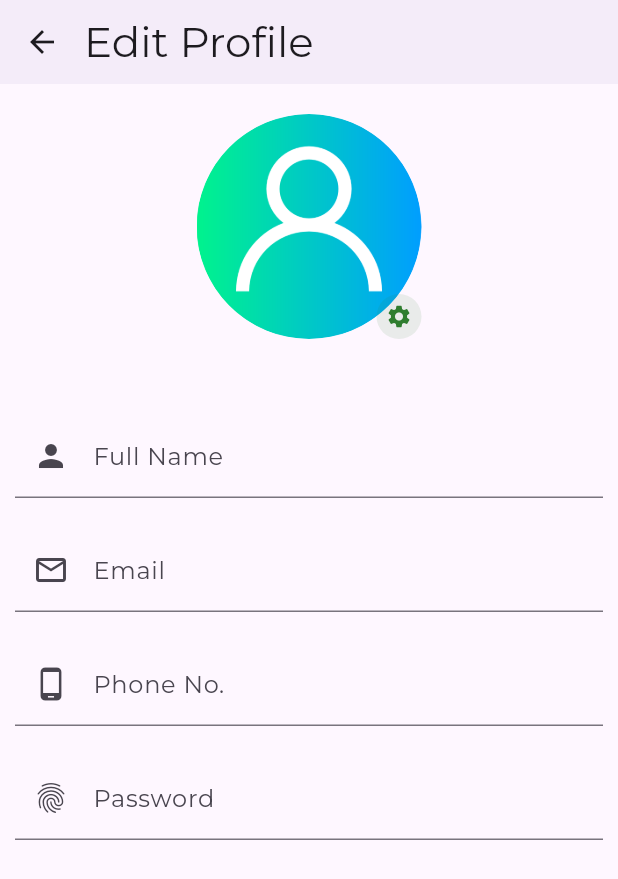
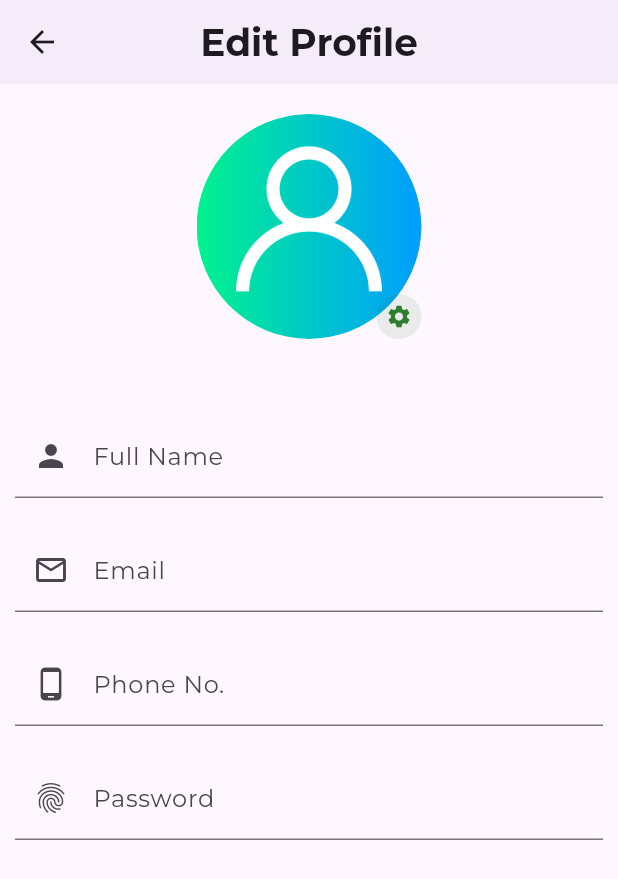
Before and after one commit to lacvu2003/doantotnghiep_flutter, a Flutter app: the Profile screen opened directly, after a tap on "Edit Profile", on a phone screen of 412 x 824 dp. Shown: the top 879 px of the screen. Run offline on Flutter 3.47's test engine with Material 2 defaults, Android fonts, the phone set to English and light mode, and no system bars; our stand-ins replace firebase_core, fluttertoast, hive, hive_flutter, shared_preferences, syncfusion_flutter_charts; accounts and stored records are empty; network calls fail.

Commit message:
update all finish

```diff
--- a/lib/Screens/add.dart
+++ b/lib/Screens/add.dart
@@ -1,4 +1,5 @@
 import 'package:doantotnghiep/data/model/add_date.dart';
+import 'package:doantotnghiep/values/app_colors.dart';
 import 'package:flutter/material.dart';
 import 'package:hive/hive.dart';
 
@@ -105,7 +106,7 @@ class _Add_ScreenState extends State<Add_Screen> {
       child: Container(
         alignment: Alignment.center,
         decoration: BoxDecoration(
-            borderRadius: BorderRadius.circular(15), color: Color(0xff368983)),
+            borderRadius: BorderRadius.circular(15), color: AppColor.mainColor),
         width: 120,
         height: 50,
         child: Text(
@@ -322,7 +323,7 @@ class _Add_ScreenState extends State<Add_Screen> {
           width: double.infinity,
           height: 240,
           decoration: BoxDecoration(
-              color: Color(0xff368983),
+              color: AppColor.mainColor,
               borderRadius: BorderRadius.only(
                   bottomLeft: Radius.circular(20),
                   bottomRight: Radius.circular(20))),
--- a/lib/Screens/profile.dart
+++ b/lib/Screens/profile.dart
@@ -7,7 +7,6 @@ import 'package:doantotnghiep/values/text_strings.dart';
 import 'package:doantotnghiep/widgets/bottomnavigationbar.dart';
 import 'package:flutter/material.dart';
 import 'package:shared_preferences/shared_preferences.dart';
-
 
 class Profile extends StatefulWidget {
   const Profile({super.key});
@@ -47,10 +46,22 @@ class _ProfileState extends State<Profile> {
         titleSpacing: 0,
         elevation: 2,
         primary: false,
-        leading: IconButton(onPressed: () { Navigator.push(context,MaterialPageRoute(builder: (context) => const Bottom()),);}, icon: const Icon(Icons.arrow_back),),
-        title: Text(tProfile, style: Theme.of(context).textTheme.headlineMedium),
+        leading: IconButton(
+          onPressed: () {
+            Navigator.push(
+              context,
+              MaterialPageRoute(builder: (context) => const Bottom()),
+            );
+          },
+          icon: const Icon(Icons.arrow_back),
+        ),
+        title: Text(tProfile,
+            style: TextStyle(fontWeight: FontWeight.w600, fontSize: 25)),
+        centerTitle: true,
         actions: [
-          IconButton(onPressed: (){}, icon: Icon(isDark? Icons.sunny : Icons.nights_stay_outlined)),
+          IconButton(
+              onPressed: () {},
+              icon: Icon(isDark ? Icons.sunny : Icons.nights_stay_outlined)),
         ],
       ),
       body: SingleChildScrollView(
@@ -68,25 +79,35 @@ class _ProfileState extends State<Profile> {
                     width: 150,
                     height: 150,
                     child: ClipRRect(
-                      borderRadius: BorderRadius.circular(100),child: const Image(image: AssetImage(tProfileImage1))),
+                        borderRadius: BorderRadius.circular(100),
+                        child: const Image(image: AssetImage(tProfileImage1))),
                   ),
                   Positioned(
                     bottom: 0,
                     right: 0,
-
                     child: Container(
-                      width: 30, height: 30,
+                      width: 30,
+                      height: 30,
                       decoration: BoxDecoration(
                         borderRadius: BorderRadius.circular(100),
                         color: AppColor.mainColor.withOpacity(0.1),
                       ),
-                    child: Icon(Icons.edit,size: 18, color: AppColor.mainColor,),
+                      child: Icon(
+                        Icons.edit,
+                        size: 18,
+                        color: AppColor.mainColor,
+                      ),
                     ),
                   ),
                 ],
               ),
               const SizedBox(height: 10),
-              const Text(tProfileHeading, style: TextStyle(decoration: TextDecoration.underline,),),
+              const Text(
+                tProfileHeading,
+                style: TextStyle(
+                  decoration: TextDecoration.underline,
+                ),
+              ),
               user == ''
                   ? Text('')
                   : Text(
@@ -97,64 +118,102 @@ class _ProfileState extends State<Profile> {
                           fontSize: 20),
                     ),
               const SizedBox(height: 10),
-              SizedBox(width: 200, child: ElevatedButton(onPressed:() {
-                Navigator.push(context, MaterialPageRoute(builder: (context) => const UpdateProfile(),))
-              ;}, child: const Text(tEditProfile, style: TextStyle(color: Colors.white, fontWeight: FontWeight.bold),),
+              SizedBox(
+                  width: 200,
+                  child: ElevatedButton(
+                    onPressed: () {
+                      Navigator.push(
+                          context,
+                          MaterialPageRoute(
+                            builder: (context) => const UpdateProfile(),
+                          ));
+                    },
+                    child: const Text(
+                      tEditProfile,
+                      style: TextStyle(
+                          color: Colors.white, fontWeight: FontWeight.bold),
+                    ),
                     style: ElevatedButton.styleFrom(
                       backgroundColor: AppColor.mainColor,
                       side: BorderSide.none,
                       shape: StadiumBorder(),
-              ),)),
+                    ),
+                  )),
               const SizedBox(height: 10),
-              const Divider(color: Color(0xFFF6F4F4),thickness: 2,),
+              const Divider(
+                color: Color(0xFFF6F4F4),
+                thickness: 2,
+              ),
               const SizedBox(height: 10),
               PreferencesMenuWidget(
                 title: tMenu1,
                 icon: Icons.settings,
                 textColor: Colors.black,
                 endIcon: true,
-                onPress: () {},),
+                onPress: () {},
+              ),
               PreferencesMenuWidget(
                 title: tMenu2,
                 icon: Icons.receipt,
                 textColor: Colors.black,
                 endIcon: true,
-                onPress: () {},),
+                onPress: () {},
+              ),
               PreferencesMenuWidget(
                 title: tMenu3,
                 icon: Icons.manage_accounts,
                 textColor: Colors.black,
                 endIcon: true,
-                onPress: () {},),
-                const SizedBox(height: 10,),
-                const Divider(color: Color(0xFFF6F4F4),thickness: 2,),
-                const SizedBox(height: 10,),
+                onPress: () {},
+              ),
+              const SizedBox(
+                height: 10,
+              ),
+              const Divider(
+                color: Color(0xFFF6F4F4),
+                thickness: 2,
+              ),
+              const SizedBox(
+                height: 10,
+              ),
               PreferencesMenuWidget(
                 title: tMenu4,
                 icon: Icons.info_outline,
                 textColor: Colors.black,
                 endIcon: true,
                 onPress: () {
-                  Navigator.push(context, MaterialPageRoute(builder: (context) => Introduce(),));
-                },),
+                  Navigator.push(
+                      context,
+                      MaterialPageRoute(
+                        builder: (context) => Introduce(),
+                      ));
+                },
+              ),
               PreferencesMenuWidget(
                 title: 'Logout',
                 icon: Icons.logout_outlined,
                 textColor: Colors.black,
                 endIcon: true,
-                onPress:() {logout();},),
+                onPress: () {
+                  logout();
+                },
+              ),
             ],
           ),
         ),
       ),
-
     );
   }
 }
 
 class PreferencesMenuWidget extends StatelessWidget {
   const PreferencesMenuWidget({
-    super.key, required this.title, required this.icon, required this.onPress, this.endIcon = true, this.textColor,
+    super.key,
+    required this.title,
+    required this.icon,
+    required this.onPress,
+    this.endIcon = true,
+    this.textColor,
   });
   final String title;
   final IconData icon;
@@ -169,21 +228,35 @@ class PreferencesMenuWidget extends StatelessWidget {
     return ListTile(
       onTap: onPress,
       leading: Container(
-        width: 30, height: 30,
+        width: 30,
+        height: 30,
         decoration: BoxDecoration(
           borderRadius: BorderRadius.circular(100),
           color: AppColor.mainColor.withOpacity(0.1),
         ),
-        child: Icon(icon, color: AppColor.mainColor,),
+        child: Icon(
+          icon,
+          color: AppColor.mainColor,
         ),
-      title: Text(title, style: Theme.of(context).textTheme.bodyMedium?.apply(color: textColor),),
-      trailing: endIcon? Container(
-        width: 30, height: 30,
+      ),
+      title: Text(
+        title,
+        style: Theme.of(context).textTheme.bodyMedium?.apply(color: textColor),
+      ),
+      trailing: endIcon
+          ? Container(
+              width: 30,
+              height: 30,
               decoration: BoxDecoration(
                 borderRadius: BorderRadius.circular(100),
                 color: AppColor.mainColor.withOpacity(0.1),
               ),
-        child: const Icon(Icons.keyboard_arrow_right, size: 25.0,color: AppColor.mainColor,)):null,
+              child: const Icon(
+                Icons.keyboard_arrow_right,
+                size: 25.0,
+                color: AppColor.mainColor,
+              ))
+          : null,
     );
   }
 }
--- a/lib/Screens/statistics.dart
+++ b/lib/Screens/statistics.dart
@@ -1,6 +1,7 @@
 import 'package:doantotnghiep/data/model/add_date.dart';
 import 'package:doantotnghiep/data/top.dart';
 import 'package:doantotnghiep/data/utlity.dart';
+import 'package:doantotnghiep/values/app_colors.dart';
 import 'package:doantotnghiep/widgets/chart.dart';
 import 'package:flutter/material.dart';
 
@@ -44,7 +45,7 @@ class _StatisticsState extends State<Statistics> {
               "Biểu đồ thu chi",
               style: TextStyle(
                   color: Colors.black,
-                  fontSize: 20,
+                  fontSize: 25,
                   fontWeight: FontWeight.w700),
             ),
             SizedBox(
@@ -69,7 +70,7 @@ class _StatisticsState extends State<Statistics> {
                         decoration: BoxDecoration(
                             borderRadius: BorderRadius.circular(10),
                             color: index_color == index
-                                ? Color.fromARGB(255, 47, 125, 121)
+                                ? AppColor.mainColor
                                 : Colors.white),
                         alignment: Alignment.center,
                         child: Text(day[index],
--- a/lib/Screens/update_profile.dart
+++ b/lib/Screens/update_profile.dart
@@ -16,9 +16,15 @@ class UpdateProfile extends StatelessWidget {
         primary: false,
         leading: IconButton(
           onPressed: () {
-          Navigator.pop(context);},
-           icon: Icon(Icons.arrow_back),),
-        title: Text(tEditProfile, style: Theme.of(context).textTheme.headlineMedium,),
+            Navigator.pop(context);
+          },
+          icon: Icon(Icons.arrow_back),
+        ),
+        title: Text(
+          tEditProfile,
+          style: TextStyle(fontWeight: FontWeight.w600, fontSize: 25),
+        ),
+        centerTitle: true,
       ),
       body: SingleChildScrollView(
         child: Container(
@@ -35,44 +41,66 @@ class UpdateProfile extends StatelessWidget {
                     width: 150,
                     height: 150,
                     child: ClipRRect(
-                      borderRadius: BorderRadius.circular(100),child: const Image(image: AssetImage(tProfileImage1))),
+                        borderRadius: BorderRadius.circular(100),
+                        child: const Image(image: AssetImage(tProfileImage1))),
                   ),
                   Positioned(
                     bottom: 0,
                     right: 0,
                     child: Container(
-                      width: 30, height: 30,
+                      width: 30,
+                      height: 30,
                       decoration: BoxDecoration(
                         borderRadius: BorderRadius.circular(100),
                         color: AppColor.mainColor.withOpacity(0.1),
                       ),
-                    child: Icon(Icons.settings,size: 18, color: AppColor.mainColor,),),),],
+                      child: Icon(
+                        Icons.settings,
+                        size: 18,
+                        color: AppColor.mainColor,
                       ),
-              const SizedBox(height: 50,),
+                    ),
+                  ),
+                ],
+              ),
+              const SizedBox(
+                height: 50,
+              ),
               Form(
-                child: Column(children: [
+                  child: Column(
+                children: [
                   TextFormField(
                       decoration: const InputDecoration(
                     label: Text("Full Name"),
-                      prefixIcon: Icon(Icons.person,),)
+                    prefixIcon: Icon(
+                      Icons.person,
                     ),
-                  const SizedBox(height: 20,),
+                  )),
+                  const SizedBox(
+                    height: 20,
+                  ),
                   TextFormField(
-                    decoration: const InputDecoration(label: Text("Email"),prefixIcon: Icon(Icons.email_outlined))
+                      decoration: const InputDecoration(
+                          label: Text("Email"),
+                          prefixIcon: Icon(Icons.email_outlined))),
+                  const SizedBox(
+                    height: 20,
                   ),
-                  const SizedBox(height: 20,),
                   TextFormField(
-                    decoration: const InputDecoration(label: Text("Phone No."),prefixIcon: Icon(Icons.phone_android))
+                      decoration: const InputDecoration(
+                          label: Text("Phone No."),
+                          prefixIcon: Icon(Icons.phone_android))),
+                  const SizedBox(
+                    height: 20,
                   ),
-                  const SizedBox(height: 20,),
                   TextFormField(
-                    decoration: const InputDecoration(label: Text("Password"),prefixIcon: Icon(Icons.fingerprint_rounded))
-                  ),
+                      decoration: const InputDecoration(
+                          label: Text("Password"),
+                          prefixIcon: Icon(Icons.fingerprint_rounded))),
                 ],
               ))
             ],
           ),
-
         ),
       ),
     );
```
Also changed, not shown: lib/Screens/home.dart (+8 -5 lines), lib/Screens/login.dart (+5 -6 lines), lib/Screens/news.dart (+10 -4 lines), lib/Screens/register.dart (+8 -6 lines), lib/widgets/bottomnavigationbar.dart (+6 -13 lines). Lines whose indentation alone changed are shown as unchanged.
